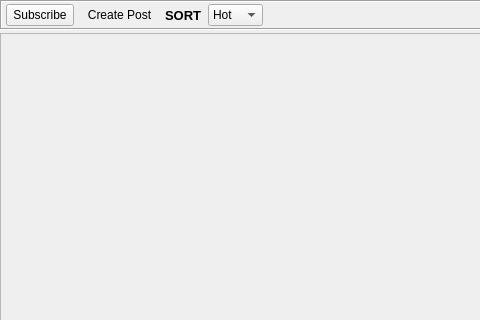
Before: the Qt Designer form retroshare-gui/src/gui/Posted/PostedListWidget.ui in RetroShare/RetroShare, drawn with Qt 5; both pictures show x 0 to 480 and y 0 to 320 of the 761 by 428 pixel window.
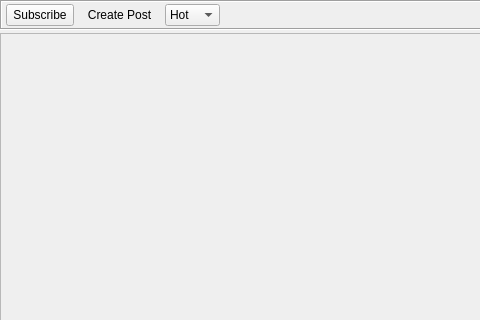
After: the same form once the commit is applied. Icons and pictures are not drawn. Custom widgets are drawn as their Qt base class.

Commit message: Removed Sort Label and set tooltip for the Sort Combobox * Removed absolute size for the Lineedit

```diff
--- a/retroshare-gui/src/gui/Posted/PostedListWidget.ui
+++ b/retroshare-gui/src/gui/Posted/PostedListWidget.ui
@@ -118,20 +118,6 @@
         </property>
        </widget>
       </item>
-      <item>
-       <widget class="QLabel" name="label">
-        <property name="font">
-         <font>
-          <pointsize>10</pointsize>
-          <weight>75</weight>
-          <bold>true</bold>
-         </font>
-        </property>
-        <property name="text">
-         <string>SORT</string>
-        </property>
-       </widget>
-      </item>
       <item>
        <widget class="QComboBox" name="comboBox">
         <property name="styleSheet">
@@ -269,16 +255,16 @@
   </layout>
  </widget>
  <customwidgets>
-  <customwidget>
-   <class>GxsIdChooser</class>
-   <extends>QComboBox</extends>
-   <header>gui/gxs/GxsIdChooser.h</header>
-  </customwidget>
   <customwidget>
    <class>SubscribeToolButton</class>
    <extends>QToolButton</extends>
    <header>gui/common/SubscribeToolButton.h</header>
   </customwidget>
+  <customwidget>
+   <class>GxsIdChooser</class>
+   <extends>QComboBox</extends>
+   <header>gui/gxs/GxsIdChooser.h</header>
+  </customwidget>
  </customwidgets>
  <resources>
   <include location="../images.qrc"/>
```
Left out of the diff: 13 changed lines with no effect on the pictures. The commit also changes 1 other file.
